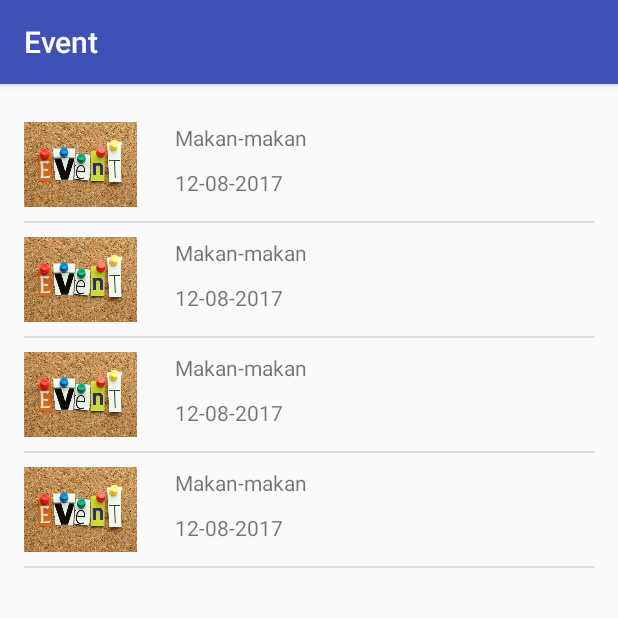
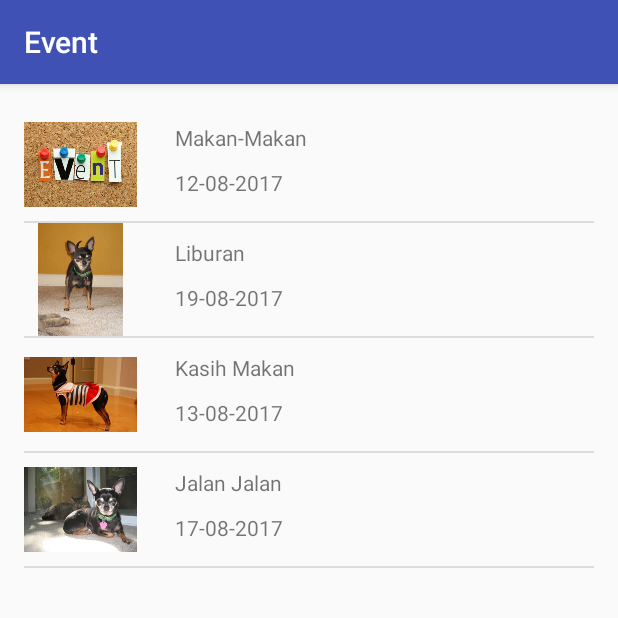
Before and after one commit to bervProject/learn-android, an Android app: the EventActivity screen opened directly, with no data from a screen before it, on a phone screen of 412 x 824 dp, the top half of it. Run offline under Robolectric (Android 15) with nearby library versions, the phone set to English and light mode, and no system bars.

Commit message:
Finishing Event Activity

```diff
--- a/app/src/main/java/com/personal/learn_android/EventActivity.java
+++ b/app/src/main/java/com/personal/learn_android/EventActivity.java
@@ -18,6 +18,7 @@
 import android.widget.TableLayout;
 import android.widget.TableRow;
 import android.widget.TextView;
+import android.widget.Toast;
 
 import java.util.ArrayList;
 import java.util.HashMap;
@@ -34,20 +35,34 @@
         // Construct the data source
         ArrayList<EventModel> arrayOfUsers = new ArrayList<EventModel>();
         // Create the adapter to convert the array to views
-        EventAdapter adapter = new EventAdapter(this, arrayOfUsers);
+        final EventAdapter adapter = new EventAdapter(this, arrayOfUsers);
         // Attach the adapter to a ListView
         ListView listView = (ListView) findViewById(R.id.event_view);
-        EventModel event1 = new EventModel("Makan-makan","12-08-2017",R.drawable.events);
-        EventModel event2 = new EventModel("Makan-makan","12-08-2017",R.drawable.events);
-        EventModel event3 = new EventModel("Makan-makan","12-08-2017",R.drawable.events);
-        EventModel event4 = new EventModel("Makan-makan","12-08-2017",R.drawable.events);
+        EventModel event1 = new EventModel("Makan-Makan","12-08-2017",R.drawable.events);
+        EventModel event2 = new EventModel("Liburan","19-08-2017",R.drawable.sample_0);
+        EventModel event3 = new EventModel("Kasih Makan","13-08-2017",R.drawable.sample_2);
+        EventModel event4 = new EventModel("Jalan Jalan","17-08-2017",R.drawable.sample_3);
         adapter.add(event1);
         adapter.add(event2);
         adapter.add(event3);
         adapter.add(event4);
         listView.setAdapter(adapter);
-    }
 
+        listView.setOnItemClickListener(new AdapterView.OnItemClickListener() {
+
+            @Override
+            public void onItemClick(AdapterView<?> parent, View view,
+                                    int position, long id) {
+                // TODO Auto-generated method stub
+                String message= adapter.getItem(position).getEventName();
+               // Toast.makeText(getApplicationContext(), Slecteditem, Toast.LENGTH_SHORT).show();
+                Intent intent = new Intent(EventActivity.this,HomeActivity.class);
+                intent.putExtra(EXTRA_MESSAGE,message);
+                startActivity(intent);
+            }
+        });
+
+ }
 
 
 }
--- a/app/src/main/res/layout/activity_home.xml
+++ b/app/src/main/res/layout/activity_home.xml
@@ -43,7 +43,7 @@
             android:text="@string/select_event_button"
             android:layout_width="match_parent"
             android:layout_height="0dp"
-            android:id="@+id/button2"
+            android:id="@+id/button_event"
             android:onClick="chooseEvent"
             android:layout_weight="1" />
 
@@ -51,7 +51,7 @@
             android:text="@string/select_guest_button"
             android:layout_width="match_parent"
             android:layout_height="0dp"
-            android:id="@+id/button3"
+            android:id="@+id/button_guest"
             android:onClick="chooseGuest"
             android:layout_weight="1" />
 
```
Also changed, not shown: app/src/main/java/com/personal/learn_android/GuestActivity.java (+38 -0 lines), app/src/main/java/com/personal/learn_android/HomeActivity.java (+7 -0 lines), app/src/main/java/com/personal/learn_android/ImageAdapter.java (added, +64 -0 lines), app/src/main/res/layout/activity_guest.xml (+9 -10 lines), app/src/main/res/drawable/sample_0.jpg (added), app/src/main/res/drawable/sample_1.jpg (added), app/src/main/res/drawable/sample_2.jpg (added), app/src/main/res/drawable/sample_3.jpg (added), app/src/main/res/drawable/sample_4.jpg (added), app/src/main/res/drawable/sample_5.jpg (added), app/src/main/res/drawable/sample_6.jpg (added), app/src/main/res/drawable/sample_7.jpg (added).
